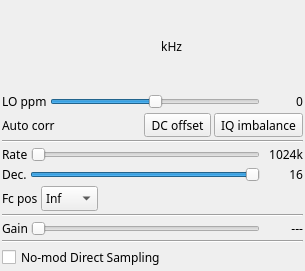
This is plugins/samplesource/rtlsdr/rtlsdrgui.ui in f4exb/sdrangel as Qt 5 draws it before an edit. The edited form follows.
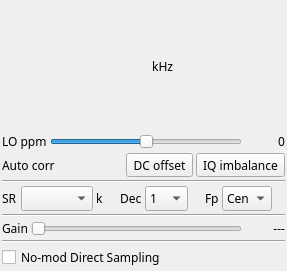
This is the edited form. Custom widgets are drawn as their Qt base class.

Commit message: RTL-SDR input plugin: GUI cosmetic changes

What changed in the file:
```diff
--- a/plugins/samplesource/rtlsdr/rtlsdrgui.ui
+++ b/plugins/samplesource/rtlsdr/rtlsdrgui.ui
@@ -6,7 +6,7 @@
    <rect>
     <x>0</x>
     <y>0</y>
-    <width>305</width>
+    <width>287</width>
     <height>271</height>
    </rect>
   </property>
@@ -194,42 +194,7 @@
     </widget>
    </item>
    <item>
-    <layout class="QGridLayout" name="gridLayout_rate">
-     <property name="spacing">
-      <number>3</number>
-     </property>
-     <item row="0" column="2">
-      <widget class="QLabel" name="samplerateText">
-       <property name="minimumSize">
-        <size>
-         <width>40</width>
-         <height>0</height>
-        </size>
-       </property>
-       <property name="text">
-        <string>1024k</string>
-       </property>
-       <property name="alignment">
-        <set>Qt::AlignRight|Qt::AlignTrailing|Qt::AlignVCenter</set>
-       </property>
-      </widget>
-     </item>
-     <item row="0" column="1">
-      <widget class="QSlider" name="samplerate">
-       <property name="toolTip">
-        <string>Device Samplerate</string>
-       </property>
-       <property name="maximum">
-        <number>6</number>
-       </property>
-       <property name="pageStep">
-        <number>1</number>
-       </property>
-       <property name="orientation">
-        <enum>Qt::Horizontal</enum>
-       </property>
-      </widget>
-     </item>
+    <layout class="QGridLayout" name="gridLayout_rateDecimPos">
      <item row="0" column="0">
       <widget class="QLabel" name="samplerateLabel">
        <property name="sizePolicy">
@@ -239,68 +204,31 @@
         </sizepolicy>
        </property>
        <property name="text">
-        <string>Rate</string>
-       </property>
-      </widget>
-     </item>
-    </layout>
-   </item>
-   <item>
-    <layout class="QGridLayout" name="gridLayout_decim" columnstretch="0,0,0">
-     <property name="spacing">
-      <number>3</number>
-     </property>
-     <item row="0" column="0">
-      <widget class="QLabel" name="label_decim">
-       <property name="text">
-        <string>Dec.</string>
-       </property>
-      </widget>
-     </item>
-     <item row="0" column="1">
-      <widget class="QSlider" name="decim">
-       <property name="toolTip">
-        <string>Decimation factor</string>
-       </property>
-       <property name="maximum">
-        <number>4</number>
-       </property>
-       <property name="pageStep">
-        <number>1</number>
-       </property>
-       <property name="value">
-        <number>4</number>
-       </property>
-       <property name="orientation">
-        <enum>Qt::Horizontal</enum>
+        <string>SR</string>
        </property>
       </widget>
      </item>
      <item row="0" column="2">
-      <widget class="QLabel" name="decimText">
-       <property name="minimumSize">
-        <size>
-         <width>40</width>
-         <height>0</height>
-        </size>
-       </property>
+      <widget class="QLabel" name="sampleRateUnit">
        <property name="text">
-        <string>16</string>
-       </property>
-       <property name="alignment">
-        <set>Qt::AlignRight|Qt::AlignTrailing|Qt::AlignVCenter</set>
+        <string>k</string>
        </property>
       </widget>
      </item>
-    </layout>
-   </item>
-   <item>
-    <layout class="QGridLayout" name="gridLayout_fcPos">
-     <item row="0" column="1">
+     <item row="0" column="8">
       <widget class="QComboBox" name="fcPos">
+       <property name="maximumSize">
+        <size>
+         <width>50</width>
+         <height>16777215</height>
+        </size>
+       </property>
        <property name="toolTip">
         <string>Relative postion of device center frequency</string>
        </property>
+       <property name="currentIndex">
+        <number>2</number>
+       </property>
        <item>
         <property name="text">
          <string>Inf</string>
@@ -313,19 +241,19 @@
        </item>
        <item>
         <property name="text">
-         <string>Cent</string>
+         <string>Cen</string>
         </property>
        </item>
       </widget>
      </item>
-     <item row="0" column="0">
+     <item row="0" column="7">
       <widget class="QLabel" name="fcPosLabel">
        <property name="text">
-        <string>Fc pos</string>
+        <string>Fp</string>
        </property>
       </widget>
      </item>
-     <item row="0" column="2">
+     <item row="0" column="9">
       <spacer name="horizontalSpacer_fcPos">
        <property name="orientation">
         <enum>Qt::Horizontal</enum>
@@ -338,6 +266,87 @@
        </property>
       </spacer>
      </item>
+     <item row="0" column="3">
+      <spacer name="horizontalSpacer_4">
+       <property name="orientation">
+        <enum>Qt::Horizontal</enum>
+       </property>
+       <property name="sizeHint" stdset="0">
+        <size>
+         <width>40</width>
+         <height>20</height>
+        </size>
+       </property>
+      </spacer>
+     </item>
+     <item row="0" column="1">
+      <widget class="QComboBox" name="sampleRate">
+       <property name="toolTip">
+        <string>Sample rate in kS/s</string>
+       </property>
+      </widget>
+     </item>
+     <item row="0" column="5">
+      <widget class="QComboBox" name="decim">
+       <property name="maximumSize">
+        <size>
+         <width>45</width>
+         <height>16777215</height>
+        </size>
+       </property>
+       <property name="toolTip">
+        <string>Decimation factor</string>
+       </property>
+       <property name="currentIndex">
+        <number>0</number>
+       </property>
+       <item>
+        <property name="text">
+         <string>1</string>
+        </property>
+       </item>
+       <item>
+        <property name="text">
+         <string>2</string>
+        </property>
+       </item>
+       <item>
+        <property name="text">
+         <string>4</string>
+        </property>
+       </item>
+       <item>
+        <property name="text">
+         <string>8</string>
+        </property>
+       </item>
+       <item>
+        <property name="text">
+         <string>16</string>
+        </property>
+       </item>
+      </widget>
+     </item>
+     <item row="0" column="4">
+      <widget class="QLabel" name="label_decim">
+       <property name="text">
+        <string>Dec</string>
+       </property>
+      </widget>
+     </item>
+     <item row="0" column="6">
+      <spacer name="horizontalSpacer_5">
+       <property name="orientation">
+        <enum>Qt::Horizontal</enum>
+       </property>
+       <property name="sizeHint" stdset="0">
+        <size>
+         <width>40</width>
+         <height>20</height>
+        </size>
+       </property>
+      </spacer>
+     </item>
     </layout>
    </item>
    <item>
```
Left out of the diff: 11 changed lines with no effect on the pictures. The commit also changes 2 other files.
